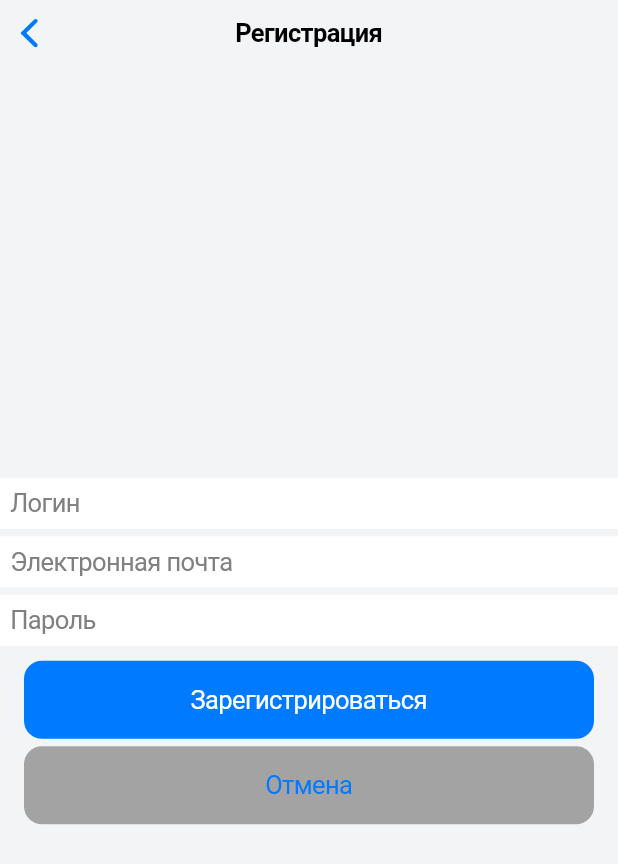
After one commit to JaiRadhe/flutter_stepik, a Flutter app: the RegScreen screen opened directly, on a phone screen of 412 x 824 dp. The commit adds this screen. Shown: the top 864 px of the screen. Run offline on Flutter 3.47's test engine with Material 2 defaults, Android fonts, the phone set to English and light mode, and no system bars.

Commit message:
экран регистрации

```diff
--- /dev/null
+++ b/lib/screen/registration/reg_screen.dart
@@ -0,0 +1,96 @@
+import 'package:flutter/cupertino.dart';
+import 'package:flutter/material.dart';
+
+class RegScreen extends StatelessWidget {
+  final OverlayEntry overlayEntry = OverlayEntry(builder: (context) {
+    return Positioned(
+      top: MediaQuery.of(context).size.height * 0.8,
+      width: MediaQuery.of(context).size.width,
+      child: Material(
+        child: Container(
+          color: Colors.black54,
+          child: Padding(
+            padding: EdgeInsets.all(8.0),
+            child: Text(
+              'Вы успешно зарегистрированы',
+              textAlign: TextAlign.center,
+              style: TextStyle(
+                color: Colors.white,
+                fontSize: 16.0,
+              ),
+            ),
+          ),
+        ),
+      ),
+    );
+  });
+
+  @override
+  Widget build(BuildContext context) {
+    return CupertinoPageScaffold(
+        backgroundColor: Color(0xFFF3F4F6),
+        navigationBar: const CupertinoNavigationBar(
+          border: Border(),
+          backgroundColor: CupertinoColors.secondarySystemGroupedBackground,
+          middle: Text('Регистрация'),
+        ),
+        child: Column(
+          mainAxisAlignment: MainAxisAlignment.center,
+          crossAxisAlignment: CrossAxisAlignment.stretch,
+          children: [
+            const CupertinoTextField(
+              placeholder: "Логин",
+              placeholderStyle: TextStyle(
+                color: Color(0xFF808080),
+              ),
+              decoration: BoxDecoration(
+                color: CupertinoColors.white,
+              ),
+            ),
+            SizedBox(height: 5),
+            const CupertinoTextField(
+              placeholder: "Электронная почта",
+              placeholderStyle: TextStyle(
+                color: Color(0xFF808080),
+              ),
+              decoration: BoxDecoration(
+                color: CupertinoColors.white,
+              ),
+            ),
+            SizedBox(height: 5),
+            const CupertinoTextField(
+              placeholder: "Пароль",
+              placeholderStyle: TextStyle(
+                color: Color(0xFF808080),
+              ),
+              decoration: BoxDecoration(
+                color: CupertinoColors.white,
+              ),
+            ),
+            SizedBox(height: 10),
+            Padding(
+              padding: const EdgeInsets.symmetric(horizontal: 16),
+              child: CupertinoButton.filled(
+                  child: const Text("Зарегистрироваться"),
+                  onPressed: () {
+                    Overlay.of(context)?.insert(overlayEntry);
+                    Future.delayed(Duration(seconds: 2), () {
+                      overlayEntry.remove();
+                    });
+                    Navigator.pop(context);
+                  }),
+            ),
+            SizedBox(height: 5),
+            Padding(
+                padding: const EdgeInsets.symmetric(horizontal: 16),
+                child: CupertinoButton(
+                    color: const Color(0xFFA3A3A3),
+                    child: const Text("Отмена"),
+                    onPressed: () {
+                      Navigator.pop(context);
+                    })
+            )
+          ],
+        ));
+  }
+}
```
Also changed, not shown: lib/screen/auth/auth_screen.dart (+15 -1 lines).
